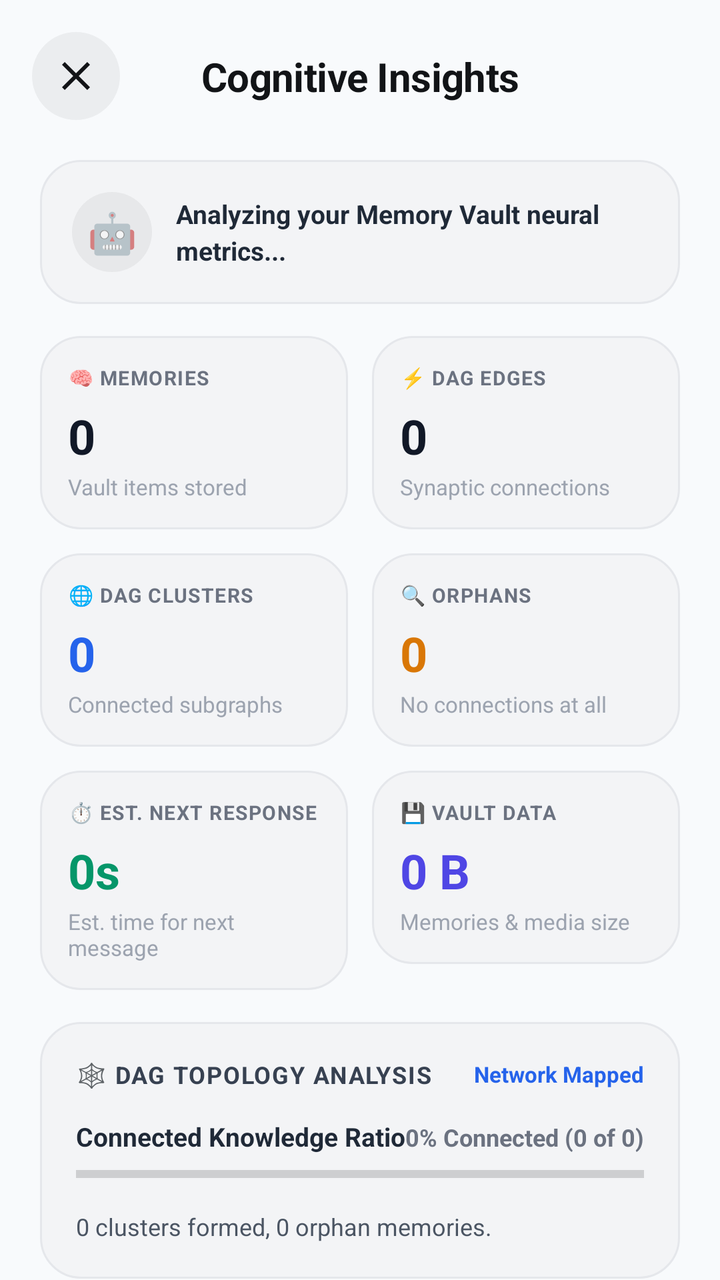
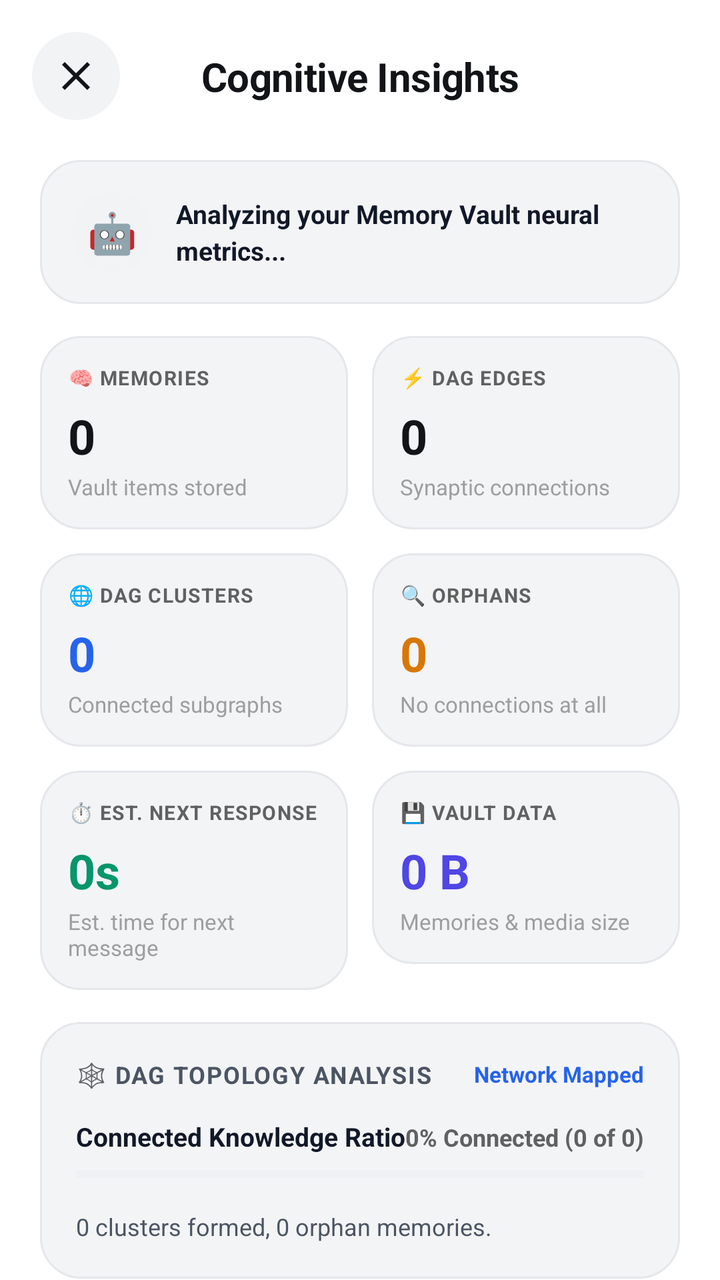

Compare the two renders of this Android layout. The source of the first and the diff that turns it into the second are given below.
<!-- AndroidManifest.xml: activity theme Theme.AppTempeLate -->
<!-- res/layout/activity_cognitive_insights.xml -->
<?xml version="1.0" encoding="utf-8"?>
<androidx.constraintlayout.widget.ConstraintLayout xmlns:android="http://schemas.android.com/apk/res/android"
    xmlns:app="http://schemas.android.com/apk/res-auto"
    xmlns:tools="http://schemas.android.com/tools"
    android:layout_width="match_parent"
    android:layout_height="match_parent"
    android:background="#F8FAFC"
    tools:context=".CognitiveInsightsActivity">

    
    <ImageButton
        android:id="@+id/btnBack"
        android:layout_width="44dp"
        android:layout_height="44dp"
        android:layout_marginStart="16dp"
        android:layout_marginTop="16dp"
        android:background="@drawable/bg_circle_icon_button"
        android:contentDescription="Back"
        android:padding="10dp"
        android:src="@drawable/ic_close"
        app:layout_constraintStart_toStartOf="parent"
        app:layout_constraintTop_toTopOf="parent"
        app:tint="#121417" />

    <TextView
        android:id="@+id/tvInsightsTitle"
        android:layout_width="wrap_content"
        android:layout_height="wrap_content"
        android:text="Cognitive Insights"
        android:textColor="#121417"
        android:textSize="20sp"
        android:textStyle="bold"
        android:letterSpacing="-0.01"
        app:layout_constraintBottom_toBottomOf="@+id/btnBack"
        app:layout_constraintEnd_toEndOf="parent"
        app:layout_constraintStart_toStartOf="parent"
        app:layout_constraintTop_toTopOf="@+id/btnBack" />

    <ScrollView
        android:layout_width="0dp"
        android:layout_height="0dp"
        android:layout_marginTop="16dp"
        android:clipToPadding="false"
        android:paddingBottom="36dp"
        app:layout_constraintBottom_toBottomOf="parent"
        app:layout_constraintEnd_toEndOf="parent"
        app:layout_constraintStart_toStartOf="parent"
        app:layout_constraintTop_toBottomOf="@+id/btnBack">

        <LinearLayout
            android:layout_width="match_parent"
            android:layout_height="wrap_content"
            android:orientation="vertical"
            android:paddingHorizontal="20dp"
            android:paddingTop="4dp">

            
            <LinearLayout
                android:layout_width="match_parent"
                android:layout_height="wrap_content"
                android:background="@drawable/bg_metallic_card"
                android:orientation="horizontal"
                android:padding="16dp"
                android:gravity="center_vertical">

                <TextView
                    android:layout_width="40dp"
                    android:layout_height="40dp"
                    android:background="@drawable/bg_circle_icon_button"
                    android:gravity="center"
                    android:text="🤖"
                    android:textSize="20sp" />

                <TextView
                    android:id="@+id/tvHumanoidAiInsightStatement"
                    android:layout_width="0dp"
                    android:layout_height="wrap_content"
                    android:layout_weight="1"
                    android:layout_marginStart="12dp"
                    android:text="Analyzing your Memory Vault neural metrics..."
                    android:textColor="#1F2937"
                    android:textSize="13sp"
                    android:lineSpacingExtra="3dp"
                    android:textStyle="bold" />

            </LinearLayout>

            

            
            <LinearLayout
                android:layout_width="match_parent"
                android:layout_height="wrap_content"
                android:layout_marginTop="16dp"
                android:orientation="horizontal">

                
                <LinearLayout
                    android:layout_width="0dp"
                    android:layout_height="wrap_content"
                    android:layout_weight="1"
                    android:layout_marginEnd="6dp"
                    android:background="@drawable/bg_metallic_card"
                    android:orientation="vertical"
                    android:padding="14dp">

                    <LinearLayout
                        android:layout_width="match_parent"
                        android:layout_height="wrap_content"
                        android:orientation="horizontal"
                        android:gravity="center_vertical">

                        <TextView
                            android:layout_width="wrap_content"
                            android:layout_height="wrap_content"
                            android:text="🧠 MEMORIES"
                            android:textColor="#6B7280"
                            android:textSize="10sp"
                            android:textStyle="bold"
                            android:letterSpacing="0.05" />
                    </LinearLayout>

                    <TextView
                        android:id="@+id/tvStatTotalMemories"
                        android:layout_width="wrap_content"
                        android:layout_height="wrap_content"
                        android:layout_marginTop="6dp"
                        android:text="0"
                        android:textColor="#111827"
                        android:textSize="24sp"
                        android:textStyle="bold" />

                    <TextView
                        android:layout_width="wrap_content"
                        android:layout_height="wrap_content"
                        android:layout_marginTop="2dp"
                        android:text="Vault items stored"
                        android:textColor="#9CA3AF"
                        android:textSize="11sp" />
                </LinearLayout>

                
                <LinearLayout
                    android:layout_width="0dp"
                    android:layout_height="wrap_content"
                    android:layout_weight="1"
                    android:layout_marginStart="6dp"
                    android:background="@drawable/bg_metallic_card"
                    android:orientation="vertical"
                    android:padding="14dp">

                    <LinearLayout
                        android:layout_width="match_parent"
                        android:layout_height="wrap_content"
                        android:orientation="horizontal"
                        android:gravity="center_vertical">

                        <TextView
                            android:layout_width="wrap_content"
                            android:layout_height="wrap_content"
                            android:text="⚡ DAG EDGES"
                            android:textColor="#6B7280"
                            android:textSize="10sp"
                            android:textStyle="bold"
                            android:letterSpacing="0.05" />
                    </LinearLayout>

                    <TextView
                        android:id="@+id/tvStatDagEdges"
                        android:layout_width="wrap_content"
                        android:layout_height="wrap_content"
                        android:layout_marginTop="6dp"
                        android:text="0"
                        android:textColor="#111827"
                        android:textSize="24sp"
                        android:textStyle="bold" />

                    <TextView
                        android:layout_width="wrap_content"
                        android:layout_height="wrap_content"
                        android:layout_marginTop="2dp"
                        android:text="Synaptic connections"
                        android:textColor="#9CA3AF"
                        android:textSize="11sp" />
                </LinearLayout>

            </LinearLayout>

            
            <LinearLayout
                android:layout_width="match_parent"
                android:layout_height="wrap_content"
                android:layout_marginTop="12dp"
                android:orientation="horizontal">

                
                <LinearLayout
                    android:layout_width="0dp"
                    android:layout_height="wrap_content"
                    android:layout_weight="1"
                    android:layout_marginEnd="6dp"
                    android:background="@drawable/bg_metallic_card"
                    android:orientation="vertical"
                    android:padding="14dp">

                    <LinearLayout
                        android:layout_width="match_parent"
                        android:layout_height="wrap_content"
                        android:orientation="horizontal"
                        android:gravity="center_vertical">

                        <TextView
                            android:layout_width="wrap_content"
                            android:layout_height="wrap_content"
                            android:text="🌐 DAG CLUSTERS"
                            android:textColor="#6B7280"
                            android:textSize="10sp"
                            android:textStyle="bold"
                            android:letterSpacing="0.05" />
                    </LinearLayout>

                    <TextView
                        android:id="@+id/tvStatClusters"
                        android:layout_width="wrap_content"
                        android:layout_height="wrap_content"
                        android:layout_marginTop="6dp"
                        android:text="0"
                        android:textColor="#2563EB"
                        android:textSize="24sp"
                        android:textStyle="bold" />

                    <TextView
                        android:layout_width="wrap_content"
                        android:layout_height="wrap_content"
                        android:layout_marginTop="2dp"
                        android:text="Connected subgraphs"
                        android:textColor="#9CA3AF"
                        android:textSize="11sp" />
                </LinearLayout>

                
                <LinearLayout
                    android:layout_width="0dp"
                    android:layout_height="wrap_content"
                    android:layout_weight="1"
                    android:layout_marginStart="6dp"
                    android:background="@drawable/bg_metallic_card"
                    android:orientation="vertical"
                    android:padding="14dp">

                    <LinearLayout
                        android:layout_width="match_parent"
                        android:layout_height="wrap_content"
                        android:orientation="horizontal"
                        android:gravity="center_vertical">

                        <TextView
                            android:layout_width="wrap_content"
                            android:layout_height="wrap_content"
                            android:text="🔍 ORPHANS"
                            android:textColor="#6B7280"
                            android:textSize="10sp"
                            android:textStyle="bold"
                            android:letterSpacing="0.05" />
                    </LinearLayout>

                    <TextView
                        android:id="@+id/tvStatOrphans"
                        android:layout_width="wrap_content"
                        android:layout_height="wrap_content"
                        android:layout_marginTop="6dp"
                        android:text="0"
                        android:textColor="#D97706"
                        android:textSize="24sp"
                        android:textStyle="bold" />

                    <TextView
                        android:layout_width="wrap_content"
                        android:layout_height="wrap_content"
                        android:layout_marginTop="2dp"
                        android:text="No connections at all"
                        android:textColor="#9CA3AF"
                        android:textSize="11sp" />
                </LinearLayout>

            </LinearLayout>

            
            <LinearLayout
                android:layout_width="match_parent"
                android:layout_height="wrap_content"
                android:layout_marginTop="12dp"
                android:orientation="horizontal">

                
                <LinearLayout
                    android:layout_width="0dp"
                    android:layout_height="wrap_content"
                    android:layout_weight="1"
                    android:layout_marginEnd="6dp"
                    android:background="@drawable/bg_metallic_card"
                    android:orientation="vertical"
                    android:padding="14dp">

                    <LinearLayout
                        android:layout_width="match_parent"
                        android:layout_height="wrap_content"
                        android:orientation="horizontal"
                        android:gravity="center_vertical">

                        <TextView
                            android:layout_width="wrap_content"
                            android:layout_height="wrap_content"
                            android:text="⏱️ EST. NEXT RESPONSE"
                            android:textColor="#6B7280"
                            android:textSize="10sp"
                            android:textStyle="bold"
                            android:letterSpacing="0.05" />
                    </LinearLayout>

                    <TextView
                        android:id="@+id/tvStatAvgResponseTime"
                        android:layout_width="wrap_content"
                        android:layout_height="wrap_content"
                        android:layout_marginTop="6dp"
                        android:text="0s"
                        android:textColor="#059669"
                        android:textSize="24sp"
                        android:textStyle="bold" />

                    <TextView
                        android:layout_width="wrap_content"
                        android:layout_height="wrap_content"
                        android:layout_marginTop="2dp"
                        android:text="Est. time for next message"
                        android:textColor="#9CA3AF"
                        android:textSize="11sp" />
                </LinearLayout>

                
                <LinearLayout
                    android:layout_width="0dp"
                    android:layout_height="wrap_content"
                    android:layout_weight="1"
                    android:layout_marginStart="6dp"
                    android:background="@drawable/bg_metallic_card"
                    android:orientation="vertical"
                    android:padding="14dp">

                    <LinearLayout
                        android:layout_width="match_parent"
                        android:layout_height="wrap_content"
                        android:orientation="horizontal"
                        android:gravity="center_vertical">

                        <TextView
                            android:layout_width="wrap_content"
                            android:layout_height="wrap_content"
                            android:text="💾 VAULT DATA"
                            android:textColor="#6B7280"
                            android:textSize="10sp"
                            android:textStyle="bold"
                            android:letterSpacing="0.05" />
                    </LinearLayout>

                    <TextView
                        android:id="@+id/tvStatTotalDataSize"
                        android:layout_width="wrap_content"
                        android:layout_height="wrap_content"
                        android:layout_marginTop="6dp"
                        android:text="0 B"
                        android:textColor="#4F46E5"
                        android:textSize="24sp"
                        android:textStyle="bold" />

                    <TextView
                        android:layout_width="wrap_content"
                        android:layout_height="wrap_content"
                        android:layout_marginTop="2dp"
                        android:text="Memories &amp; media size"
                        android:textColor="#9CA3AF"
                        android:textSize="11sp" />
                </LinearLayout>

            </LinearLayout>

            
            <LinearLayout
                android:layout_width="match_parent"
                android:layout_height="wrap_content"
                android:layout_marginTop="16dp"
                android:background="@drawable/bg_metallic_card"
                android:orientation="vertical"
                android:padding="18dp">

                <LinearLayout
                    android:layout_width="match_parent"
                    android:layout_height="wrap_content"
                    android:orientation="horizontal"
                    android:gravity="center_vertical">

                    <TextView
                        android:layout_width="wrap_content"
                        android:layout_height="wrap_content"
                        android:text="🕸️ DAG TOPOLOGY ANALYSIS"
                        android:textColor="#374151"
                        android:textSize="12sp"
                        android:textStyle="bold"
                        android:letterSpacing="0.05" />

                    <View
                        android:layout_width="0dp"
                        android:layout_height="1dp"
                        android:layout_weight="1" />

                    <TextView
                        android:id="@+id/tvTopologyStatus"
                        android:layout_width="wrap_content"
                        android:layout_height="wrap_content"
                        android:text="Network Mapped"
                        android:textColor="#2563EB"
                        android:textSize="11sp"
                        android:textStyle="bold" />
                </LinearLayout>

                
                <LinearLayout
                    android:layout_width="match_parent"
                    android:layout_height="wrap_content"
                    android:layout_marginTop="14dp"
                    android:orientation="horizontal">

                    <TextView
                        android:layout_width="0dp"
                        android:layout_height="wrap_content"
                        android:layout_weight="1"
                        android:text="Connected Knowledge Ratio"
                        android:textColor="#1F2937"
                        android:textSize="13sp"
                        android:textStyle="bold" />

                    <TextView
                        android:id="@+id/tvConnectedRatio"
                        android:layout_width="wrap_content"
                        android:layout_height="wrap_content"
                        android:text="0% Connected (0 of 0)"
                        android:textColor="#6B7280"
                        android:textSize="12sp"
                        android:textStyle="bold" />
                </LinearLayout>

                <ProgressBar
                    android:id="@+id/pbConnectedRatio"
                    style="?android:attr/progressBarStyleHorizontal"
                    android:layout_width="match_parent"
                    android:layout_height="8dp"
                    android:layout_marginTop="6dp"
                    android:max="100"
                    android:progress="0"
                    android:progressTint="#2563EB" />

                
                <TextView
                    android:id="@+id/tvClusterSummary"
                    android:layout_width="wrap_content"
                    android:layout_height="wrap_content"
                    android:layout_marginTop="14dp"
                    android:text="0 clusters formed, 0 orphan memories."
                    android:textColor="#4B5563"
                    android:textSize="12sp"
                    android:lineSpacingExtra="2dp" />

            </LinearLayout>

        </LinearLayout>

    </ScrollView>

</androidx.constraintlayout.widget.ConstraintLayout>
<!-- resources referenced by this layout -->
<resources>
  <!-- drawable bg_circle_icon_button (drawable) -->
  <?xml version="1.0" encoding="utf-8"?>
  <ripple xmlns:android="http://schemas.android.com/apk/res/android"
      android:color="#1F000000">
      <item>
          <shape android:shape="oval">
              <solid android:color="#0D000000" />
          </shape>
      </item>
  </ripple>
  <!-- drawable bg_metallic_card (drawable) -->
  <?xml version="1.0" encoding="utf-8"?>
  <shape xmlns:android="http://schemas.android.com/apk/res/android"
      android:shape="rectangle">
      <solid android:color="#F3F4F6" />
      <corners android:radius="20dp" />
      <stroke
          android:width="1dp"
          android:color="#E5E7EB" />
  </shape>
  <!-- drawable ic_close (drawable) -->
  <vector xmlns:android="http://schemas.android.com/apk/res/android"
      android:width="24dp"
      android:height="24dp"
      android:viewportWidth="24"
      android:viewportHeight="24">
    <path
        android:fillColor="#D8DCDE"
        android:pathData="M19,6.41L17.59,5 12,10.59 6.41,5 5,6.41 10.59,12 5,17.59 6.41,19 12,13.41 17.59,19 19,17.59 13.41,12z"/>
  </vector>
  <style name="Theme.AppTempeLate" parent="Theme.MaterialComponents.DayNight.NoActionBar">
          
          <item name="windowActionBar">false</item>
          <item name="windowNoTitle">true</item>
          <item name="android:windowActionBar">false</item>
          <item name="android:windowNoTitle">true</item>
  
          
          <item name="android:windowBackground">@color/white</item>
          <item name="android:statusBarColor">@color/white</item>
          <item name="android:windowLightStatusBar">true</item>
          <item name="android:navigationBarColor">@color/white</item>
      </style>
  <color name="white">#FFFFFF</color>
</resources>

<!-- the commit's change to res/layout/activity_cognitive_insights.xml (unified diff, before → after) -->
@@ -4,7 +4,7 @@
     xmlns:tools="http://schemas.android.com/tools"
     android:layout_width="match_parent"
     android:layout_height="match_parent"
-    android:background="#F8FAFC"
+    android:background="@color/app_window_background"
     tools:context=".CognitiveInsightsActivity">
 
     
@@ -20,14 +20,14 @@
         android:src="@drawable/ic_close"
         app:layout_constraintStart_toStartOf="parent"
         app:layout_constraintTop_toTopOf="parent"
-        app:tint="#121417" />
+        app:tint="@color/text_primary" />
 
     <TextView
         android:id="@+id/tvInsightsTitle"
         android:layout_width="wrap_content"
         android:layout_height="wrap_content"
         android:text="Cognitive Insights"
-        android:textColor="#121417"
+        android:textColor="@color/text_primary"
         android:textSize="20sp"
         android:textStyle="bold"
         android:letterSpacing="-0.01"
@@ -78,7 +78,7 @@
                     android:layout_weight="1"
                     android:layout_marginStart="12dp"
                     android:text="Analyzing your Memory Vault neural metrics..."
-                    android:textColor="#1F2937"
+                    android:textColor="@color/app_utility_text"
                     android:textSize="13sp"
                     android:lineSpacingExtra="3dp"
                     android:textStyle="bold" />
@@ -114,7 +114,7 @@
                             android:layout_width="wrap_content"
                             android:layout_height="wrap_content"
                             android:text="🧠 MEMORIES"
-                            android:textColor="#6B7280"
+                            android:textColor="@color/text_secondary"
                             android:textSize="10sp"
                             android:textStyle="bold"
                             android:letterSpacing="0.05" />
@@ -126,7 +126,7 @@
                         android:layout_height="wrap_content"
                         android:layout_marginTop="6dp"
                         android:text="0"
-                        android:textColor="#111827"
+                        android:textColor="@color/text_primary"
                         android:textSize="24sp"
                         android:textStyle="bold" />
 
@@ -135,7 +135,7 @@
                         android:layout_height="wrap_content"
                         android:layout_marginTop="2dp"
                         android:text="Vault items stored"
-                        android:textColor="#9CA3AF"
+                        android:textColor="@color/text_hint"
                         android:textSize="11sp" />
                 </LinearLayout>
 
@@ -159,7 +159,7 @@
                             android:layout_width="wrap_content"
                             android:layout_height="wrap_content"
                             android:text="⚡ DAG EDGES"
-                            android:textColor="#6B7280"
+                            android:textColor="@color/text_secondary"
                             android:textSize="10sp"
                             android:textStyle="bold"
                             android:letterSpacing="0.05" />
@@ -171,7 +171,7 @@
                         android:layout_height="wrap_content"
                         android:layout_marginTop="6dp"
                         android:text="0"
-                        android:textColor="#111827"
+                        android:textColor="@color/text_primary"
                         android:textSize="24sp"
                         android:textStyle="bold" />
 
@@ -180,7 +180,7 @@
                         android:layout_height="wrap_content"
                         android:layout_marginTop="2dp"
                         android:text="Synaptic connections"
-                        android:textColor="#9CA3AF"
+                        android:textColor="@color/text_hint"
                         android:textSize="11sp" />
                 </LinearLayout>
 
@@ -213,7 +213,7 @@
                             android:layout_width="wrap_content"
                             android:layout_height="wrap_content"
                             android:text="🌐 DAG CLUSTERS"
-                            android:textColor="#6B7280"
+                            android:textColor="@color/text_secondary"
                             android:textSize="10sp"
                             android:textStyle="bold"
                             android:letterSpacing="0.05" />
@@ -234,7 +234,7 @@
                         android:layout_height="wrap_content"
                         android:layout_marginTop="2dp"
                         android:text="Connected subgraphs"
-                        android:textColor="#9CA3AF"
+                        android:textColor="@color/text_hint"
                         android:textSize="11sp" />
                 </LinearLayout>
 
@@ -258,7 +258,7 @@
                             android:layout_width="wrap_content"
                             android:layout_height="wrap_content"
                             android:text="🔍 ORPHANS"
-                            android:textColor="#6B7280"
+                            android:textColor="@color/text_secondary"
                             android:textSize="10sp"
                             android:textStyle="bold"
                             android:letterSpacing="0.05" />
@@ -279,7 +279,7 @@
                         android:layout_height="wrap_content"
                         android:layout_marginTop="2dp"
                         android:text="No connections at all"
-                        android:textColor="#9CA3AF"
+                        android:textColor="@color/text_hint"
                         android:textSize="11sp" />
                 </LinearLayout>
 
@@ -312,7 +312,7 @@
                             android:layout_width="wrap_content"
                             android:layout_height="wrap_content"
                             android:text="⏱️ EST. NEXT RESPONSE"
-                            android:textColor="#6B7280"
+                            android:textColor="@color/text_secondary"
                             android:textSize="10sp"
                             android:textStyle="bold"
                             android:letterSpacing="0.05" />
@@ -333,7 +333,7 @@
                         android:layout_height="wrap_content"
                         android:layout_marginTop="2dp"
                         android:text="Est. time for next message"
-                        android:textColor="#9CA3AF"
+                        android:textColor="@color/text_hint"
                         android:textSize="11sp" />
                 </LinearLayout>
 
@@ -357,7 +357,7 @@
                             android:layout_width="wrap_content"
                             android:layout_height="wrap_content"
                             android:text="💾 VAULT DATA"
-                            android:textColor="#6B7280"
+                            android:textColor="@color/text_secondary"
                             android:textSize="10sp"
                             android:textStyle="bold"
                             android:letterSpacing="0.05" />
@@ -378,7 +378,7 @@
                         android:layout_height="wrap_content"
                         android:layout_marginTop="2dp"
                         android:text="Memories &amp; media size"
-                        android:textColor="#9CA3AF"
+                        android:textColor="@color/text_hint"
                         android:textSize="11sp" />
                 </LinearLayout>
 
@@ -403,7 +403,7 @@
                         android:layout_width="wrap_content"
                         android:layout_height="wrap_content"
                         android:text="🕸️ DAG TOPOLOGY ANALYSIS"
-                        android:textColor="#374151"
+                        android:textColor="@color/text_tertiary"
                         android:textSize="12sp"
                         android:textStyle="bold"
                         android:letterSpacing="0.05" />
@@ -435,7 +435,7 @@
                         android:layout_height="wrap_content"
                         android:layout_weight="1"
                         android:text="Connected Knowledge Ratio"
-                        android:textColor="#1F2937"
+                        android:textColor="@color/app_utility_text"
                         android:textSize="13sp"
                         android:textStyle="bold" />
 
@@ -444,7 +444,7 @@
                         android:layout_width="wrap_content"
                         android:layout_height="wrap_content"
                         android:text="0% Connected (0 of 0)"
-                        android:textColor="#6B7280"
+                        android:textColor="@color/text_secondary"
                         android:textSize="12sp"
                         android:textStyle="bold" />
                 </LinearLayout>
@@ -457,7 +457,8 @@
                     android:layout_marginTop="6dp"
                     android:max="100"
                     android:progress="0"
-                    android:progressTint="#2563EB" />
+                    android:progressBackgroundTint="@color/app_card_border"
+                    android:progressTint="@color/text_primary" />
 
                 
                 <TextView
@@ -466,7 +467,7 @@
                     android:layout_height="wrap_content"
                     android:layout_marginTop="14dp"
                     android:text="0 clusters formed, 0 orphan memories."
-                    android:textColor="#4B5563"
+                    android:textColor="@color/text_tertiary"
                     android:textSize="12sp"
                     android:lineSpacingExtra="2dp" />
 
<!-- resource entries referenced after the edit -->
@@ -1,12 +1,19 @@
 <!-- resources referenced by this layout -->
 <resources>
+  <color name="app_card_border">#E5E7EB</color>
+  <color name="app_utility_text">#111827</color>
+  <color name="app_window_background">#FFFFFF</color>
+  <color name="text_hint">#9E9E9E</color>
+  <color name="text_primary">#121417</color>
+  <color name="text_secondary">#616161</color>
+  <color name="text_tertiary">#4B5563</color>
   <!-- drawable bg_circle_icon_button (drawable) -->
   <?xml version="1.0" encoding="utf-8"?>
   <ripple xmlns:android="http://schemas.android.com/apk/res/android"
       android:color="#1F000000">
       <item>
           <shape android:shape="oval">
-              <solid android:color="#0D000000" />
+              <solid android:color="@color/app_icon_button_background" />
           </shape>
       </item>
   </ripple>
@@ -14,11 +21,11 @@
   <?xml version="1.0" encoding="utf-8"?>
   <shape xmlns:android="http://schemas.android.com/apk/res/android"
       android:shape="rectangle">
-      <solid android:color="#F3F4F6" />
+      <solid android:color="@color/app_card_background" />
       <corners android:radius="20dp" />
       <stroke
           android:width="1dp"
-          android:color="#E5E7EB" />
+          android:color="@color/app_card_border" />
   </shape>
   <!-- drawable ic_close (drawable) -->
   <vector xmlns:android="http://schemas.android.com/apk/res/android"
@@ -30,19 +37,23 @@
         android:fillColor="#D8DCDE"
         android:pathData="M19,6.41L17.59,5 12,10.59 6.41,5 5,6.41 10.59,12 5,17.59 6.41,19 12,13.41 17.59,19 19,17.59 13.41,12z"/>
   </vector>
-  <style name="Theme.AppTempeLate" parent="Theme.MaterialComponents.DayNight.NoActionBar">
+  <style name="Theme.AppTempeLate" parent="Theme.Material3.DayNight.NoActionBar">
           
           <item name="windowActionBar">false</item>
           <item name="windowNoTitle">true</item>
           <item name="android:windowActionBar">false</item>
           <item name="android:windowNoTitle">true</item>
   
-          
-          <item name="android:windowBackground">@color/white</item>
-          <item name="android:statusBarColor">@color/white</item>
+          <item name="android:windowBackground">@color/app_window_background</item>
+          <item name="android:statusBarColor">@color/app_window_background</item>
+          <item name="android:navigationBarColor">@color/app_window_background</item>
           <item name="android:windowLightStatusBar">true</item>
-          <item name="android:navigationBarColor">@color/white</item>
+          <item name="colorSurface">@color/app_surface_background</item>
+          <item name="colorOnSurface">@color/text_primary</item>
+          <item name="colorBackgroundFloating">@color/app_surface_background</item>
       </style>
-  <color name="white">#FFFFFF</color>
+  <color name="app_icon_button_background">#F1F3F5</color>
+  <color name="app_card_background">#F3F4F6</color>
+  <color name="app_surface_background">#F7F8FA</color>
 </resources>
 
